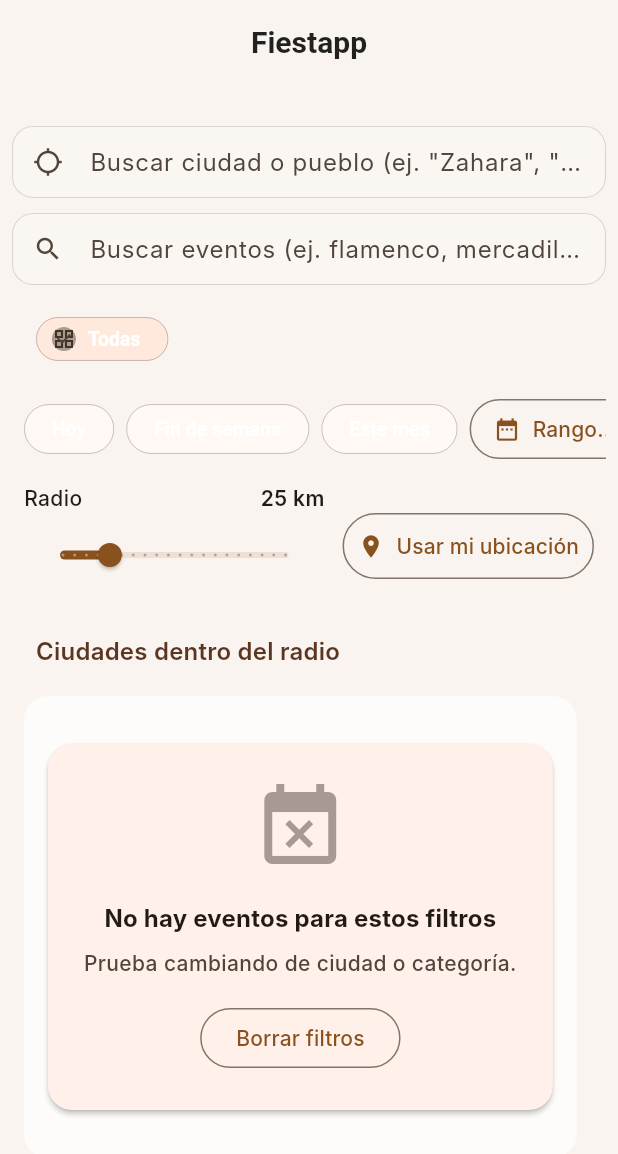
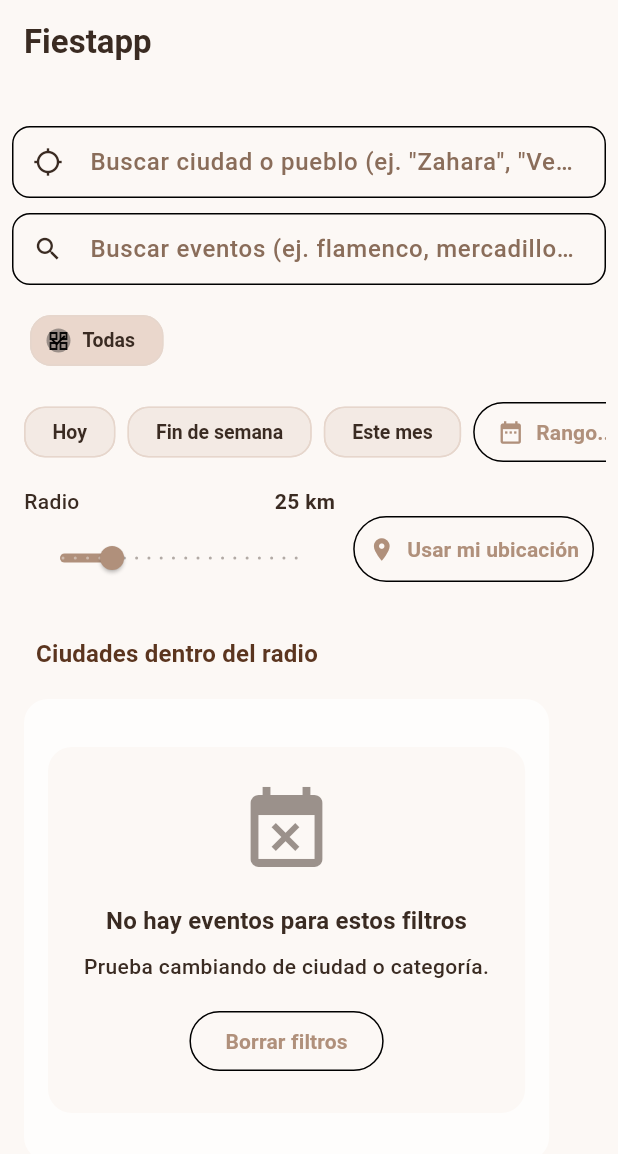
Before and after one commit to perikopico/fiestapp, a Flutter app: the screen it shows after launch, on a phone screen of 412 x 824 dp. Shown: the top 1154 px of the screen. Run offline on Flutter 3.47's test engine with Material 3 defaults, Android fonts, the phone set to English and light mode, and no system bars; our stand-ins replace flutter_dotenv, geolocator, share_plus, shimmer, supabase_flutter; missing offline and left inert: add_2_calendar; accounts and stored records are empty; network calls fail; Roboto replaces fonts that are missing (Inter).

Commit message:
style(ui): compact mode v1 - improved typography, horizontal chips, tighter spacing

```diff
--- a/lib/main.dart
+++ b/lib/main.dart
@@ -66,95 +66,70 @@
   }
 }
 
-Future<void> _testSupabaseConnection() async {
-  try {
-    final client = Supabase.instance.client;
-    final data = await client.from('events').select().limit(3);
-    debugPrint('🔌 Supabase conectado. Primeras 3 filas: ' + jsonEncode(data));
-  } catch (e) {
-    debugPrint('❌ Error probando Supabase: ' + e.toString());
-  }
-}
-
 class Fiestapp extends StatelessWidget {
   const Fiestapp({super.key});
 
   @override
   Widget build(BuildContext context) {
-    final themeData = ThemeData(
-      useMaterial3: true,
-      visualDensity: VisualDensity.adaptivePlatformDensity,
-      fontFamily: 'Inter',
-      colorScheme: ColorScheme.fromSeed(
-        seedColor: const Color(0xFFF28C28), // naranja cálido
+    return MaterialApp(
+      title: 'Fiestapp',
+      navigatorKey: navigatorKey,
+      debugShowCheckedModeBanner: false,
+      theme: ThemeData(
+        colorScheme: const ColorScheme.light(
+          primary: Color(0xFFB0907B),
+          secondary: Color(0xFFDCC4B5),
+          surface: Color(0xFFFCF8F5),
+          onSurface: Color(0xFF3A2B22),
         ),
-      scaffoldBackgroundColor: const Color(0xFFF9F4EF),
+        scaffoldBackgroundColor: const Color(0xFFFCF8F5),
         textTheme: const TextTheme(
-        headlineSmall: TextStyle(fontWeight: FontWeight.w700, fontSize: 20),
-        titleMedium: TextStyle(fontWeight: FontWeight.w600, fontSize: 16),
-        bodyMedium: TextStyle(fontWeight: FontWeight.w500, fontSize: 14),
-        bodySmall: TextStyle(fontWeight: FontWeight.w400, fontSize: 12),
+          titleLarge: TextStyle(fontSize: 22, fontWeight: FontWeight.w700),
+          titleMedium: TextStyle(fontSize: 16, fontWeight: FontWeight.w600),
+          bodyLarge: TextStyle(fontSize: 16, fontWeight: FontWeight.w500),
+          bodyMedium: TextStyle(fontSize: 14, fontWeight: FontWeight.w500),
+          labelLarge: TextStyle(fontSize: 14, fontWeight: FontWeight.w600),
+          labelMedium: TextStyle(fontSize: 13, fontWeight: FontWeight.w600),
+        ).apply(
+          bodyColor: Color(0xFF3A2B22),
+          displayColor: Color(0xFF3A2B22),
         ),
-      appBarTheme: AppBarTheme(
-        centerTitle: true,
-        elevation: 0,
-        backgroundColor: Colors.transparent,
-        titleTextStyle: const TextStyle(
-          fontSize: 20,
-          fontWeight: FontWeight.w600,
-          color: Colors.black87,
+        inputDecorationTheme: InputDecorationTheme(
+          isDense: true,
+          contentPadding: EdgeInsets.symmetric(horizontal: 14, vertical: 12),
+          hintStyle: TextStyle(color: Color(0xFF8A6D5A)),
+          border: OutlineInputBorder(
+            borderRadius: BorderRadius.all(Radius.circular(14)),
+            borderSide: BorderSide(color: Color(0xFFD9C8BC)),
+          ),
+          focusedBorder: OutlineInputBorder(
+            borderRadius: BorderRadius.all(Radius.circular(14)),
+            borderSide: BorderSide(color: Color(0xFFB0907B), width: 1.6),
           ),
         ),
-      chipTheme: const ChipThemeData(
-        labelStyle: TextStyle(fontSize: 13, fontWeight: FontWeight.w600),
+        chipTheme: ChipThemeData(
+          labelStyle: TextStyle(
+            fontSize: 13,
+            fontWeight: FontWeight.w600,
+            color: Color(0xFF3A2B22),
+          ),
           padding: EdgeInsets.symmetric(horizontal: 10, vertical: 8),
-        side: BorderSide(width: .6, color: Color(0x22000000)),
-        shape: StadiumBorder(),
-        selectedColor: Color(0xFFFFE9DC),
-        secondarySelectedColor: Color(0xFFFFE9DC),
+          shape: RoundedRectangleBorder(
+            borderRadius: BorderRadius.all(Radius.circular(14)),
           ),
-      elevatedButtonTheme: ElevatedButtonThemeData(
-        style: ElevatedButton.styleFrom(
-          minimumSize: const Size(0, 40),
-          shape: RoundedRectangleBorder(
-            borderRadius: BorderRadius.circular(14),
+          backgroundColor: Color(0xFFF3EAE4),
+          selectedColor: Color(0xFFEAD7CC),
+          side: BorderSide(color: Color(0xFFE6D6CC)),
         ),
-          elevation: 2,
-        ),
-      ),
-      cardTheme: const CardThemeData(
-        margin: EdgeInsets.zero,
-        elevation: 1.5,
+        cardTheme: CardTheme(
+          elevation: 0,
+          margin: EdgeInsets.symmetric(vertical: 6, horizontal: 12),
           shape: RoundedRectangleBorder(
             borderRadius: BorderRadius.all(Radius.circular(16)),
           ),
         ),
-      inputDecorationTheme: const InputDecorationTheme(
-        filled: true,
-        fillColor: Color(0xFFFAF6F2),
-        contentPadding: EdgeInsets.symmetric(horizontal: 12, vertical: 12),
-        border: OutlineInputBorder(
-          borderRadius: BorderRadius.all(Radius.circular(14)),
-          borderSide: BorderSide(color: Color(0x22000000), width: .7),
       ),
-        enabledBorder: OutlineInputBorder(
-          borderRadius: BorderRadius.all(Radius.circular(14)),
-          borderSide: BorderSide(color: Color(0x22000000), width: .7),
-        ),
-        focusedBorder: OutlineInputBorder(
-          borderRadius: BorderRadius.all(Radius.circular(14)),
-          borderSide: BorderSide(color: Color(0xFFd9a17e), width: 1.2),
-        ),
-      ),
-    );
-
-    return MaterialApp(
-      title: 'Fiestapp',
-      navigatorKey: navigatorKey,
-      theme: themeData,
-      darkTheme: ThemeData.dark(useMaterial3: true),
       home: const DashboardScreen(),
-      debugShowCheckedModeBanner: false,
     );
   }
 }
--- a/lib/ui/dashboard/dashboard_screen.dart
+++ b/lib/ui/dashboard/dashboard_screen.dart
@@ -643,7 +643,7 @@
                 ],
                 // Resultados de búsqueda
                 if (_searchQuery.isNotEmpty) ...[
-                  const SizedBox(height: 16),
+                  const SizedBox(height: 8),
                   Row(
                     mainAxisAlignment: MainAxisAlignment.spaceBetween,
                     children: [
@@ -660,7 +660,7 @@
                   if (_searchResults.isNotEmpty)
                     // reutiliza tu widget de lista de eventos
                     UpcomingList(events: _searchResults),
-                  const SizedBox(height: 16),
+                  const SizedBox(height: 8),
                 ],
                 // Próximos eventos
                 if (_isLoading)
@@ -1131,18 +1131,34 @@
             ],
             // Fila 2: chips de categorías (scroll horizontal)
             SizedBox(
-              height: 40,
-              child: SingleChildScrollView(
+              height: 42,
+              child: ListView.separated(
                 scrollDirection: Axis.horizontal,
-                padding: const EdgeInsets.symmetric(horizontal: 16),
-                child: Row(
-                  children: [
-                    ...buildCategoryChips(context),
-                  ]
-                      .expand((w) => [w, const SizedBox(width: 8)])
-                      .toList()
-                    ..removeLast(),
-                ),
+                padding: const EdgeInsets.symmetric(horizontal: 12),
+                itemBuilder: (context, i) {
+                  if (i == 0) {
+                    // Chip "Todas"
+                    final isAllSelected = selectedCategoryId == null;
+                    return FilterChip(
+                      avatar: const Icon(Icons.grid_view, size: 16),
+                      label: const Text('Todas'),
+                      selected: isAllSelected,
+                      onSelected: (_) => onCategoryTap(null),
+                    );
+                  }
+                  // Chips de categorías
+                  final category = categories.where((Category c) => c.id != null).toList()[i - 1];
+                  final selected = selectedCategoryId == category.id;
+                  final icon = iconFromName(category.icon);
+                  return FilterChip(
+                    avatar: Icon(icon, size: 16),
+                    label: Text(category.name),
+                    selected: selected,
+                    onSelected: (_) => onCategoryTap(category.id),
+                  );
+                },
+                separatorBuilder: (_, __) => const SizedBox(width: 8),
+                itemCount: categories.where((Category c) => c.id != null).length + 1,
               ),
             ),
           ],
```
Also changed, not shown: 42 other files. Lines whose indentation alone changed are shown as unchanged.
